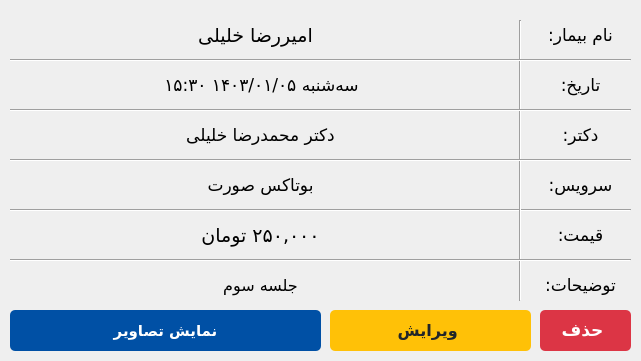
Above: resources/ui_design/medical_record_info.ui from akhalili-me/Clinic-management-pyqt5 before the change. Below: the same form after it.
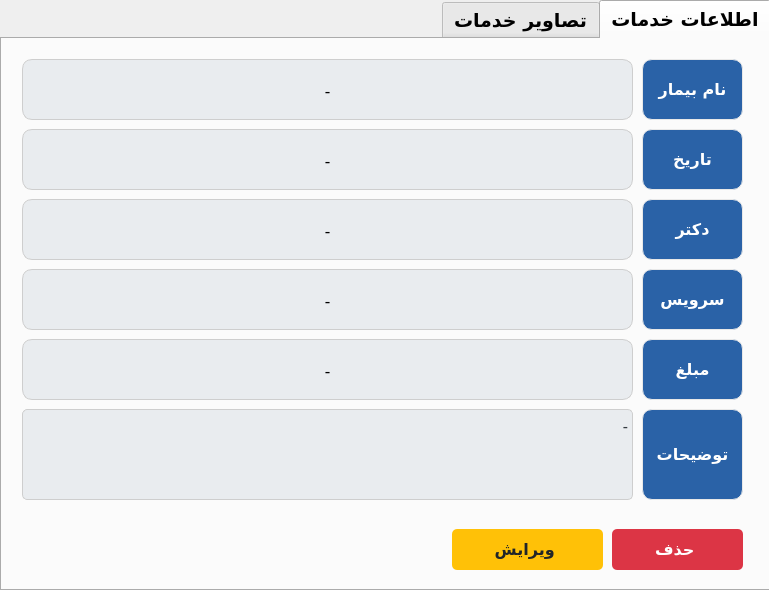
That is the form after the change. The open tabs and pages were chosen to show the change. Icons and pictures are not drawn.

The edit to the form file:
```diff
--- a/resources/ui_design/medical_record_info.ui
+++ b/resources/ui_design/medical_record_info.ui
@@ -6,37 +6,470 @@
    <rect>
     <x>0</x>
     <y>0</y>
-    <width>641</width>
-    <height>361</height>
+    <width>769</width>
+    <height>590</height>
    </rect>
   </property>
   <property name="minimumSize">
    <size>
-    <width>641</width>
-    <height>361</height>
+    <width>0</width>
+    <height>0</height>
    </size>
   </property>
   <property name="maximumSize">
    <size>
-    <width>641</width>
-    <height>361</height>
+    <width>8888</width>
+    <height>88888</height>
    </size>
   </property>
   <property name="windowTitle">
    <string>اطلاعات خدمات بیمار</string>
   </property>
+  <widget class="QTabWidget" name="tabWidget">
+   <property name="enabled">
+    <bool>true</bool>
+   </property>
+   <property name="geometry">
+    <rect>
+     <x>0</x>
+     <y>0</y>
+     <width>771</width>
+     <height>591</height>
+    </rect>
+   </property>
+   <property name="font">
+    <font>
+     <family>Vazirmatn</family>
+     <pointsize>14</pointsize>
+     <weight>75</weight>
+     <bold>true</bold>
+    </font>
+   </property>
+   <property name="layoutDirection">
+    <enum>Qt::RightToLeft</enum>
+   </property>
+   <property name="currentIndex">
+    <number>1</number>
+   </property>
+   <widget class="QWidget" name="tab">
+    <attribute name="title">
+     <string>اطلاعات خدمات</string>
+    </attribute>
+    <widget class="QLabel" name="patientFullName_lbl">
+     <property name="geometry">
+      <rect>
+       <x>20</x>
+       <y>20</y>
+       <width>611</width>
+       <height>61</height>
+      </rect>
+     </property>
+     <property name="font">
+      <font>
+       <family>Vazirmatn Medium</family>
+       <pointsize>13</pointsize>
+       <weight>50</weight>
+       <bold>false</bold>
+      </font>
+     </property>
+     <property name="styleSheet">
+      <string notr="true">border: 1px solid;
+border-color: rgb(232, 232, 232);
+background-color: rgb(233, 236, 239);
+border-radius: 10px;
+border-color: rgb(206, 206, 206); </string>
+     </property>
+     <property name="text">
+      <string>-</string>
+     </property>
+     <property name="alignment">
+      <set>Qt::AlignCenter</set>
+     </property>
+    </widget>
+    <widget class="QLabel" name="patientFullName_lbl_2">
+     <property name="geometry">
+      <rect>
+       <x>640</x>
+       <y>20</y>
+       <width>101</width>
+       <height>61</height>
+      </rect>
+     </property>
+     <property name="font">
+      <font>
+       <family>Vazirmatn ExtraBold</family>
+       <pointsize>12</pointsize>
+       <weight>75</weight>
+       <bold>true</bold>
+      </font>
+     </property>
+     <property name="styleSheet">
+      <string notr="true">border: 1px solid;
+border-radius: 10px;
+border-color: rgb(232, 232, 232);
+color: rgb(255, 255, 255);
+background-color: rgb(42, 98, 167);
+
+</string>
+     </property>
+     <property name="text">
+      <string>نام بیمار</string>
+     </property>
+     <property name="alignment">
+      <set>Qt::AlignCenter</set>
+     </property>
+    </widget>
+    <widget class="QLabel" name="date_lbl">
+     <property name="geometry">
+      <rect>
+       <x>20</x>
+       <y>90</y>
+       <width>611</width>
+       <height>61</height>
+      </rect>
+     </property>
+     <property name="font">
+      <font>
+       <family>Vazirmatn Medium</family>
+       <pointsize>13</pointsize>
+       <weight>50</weight>
+       <bold>false</bold>
+      </font>
+     </property>
+     <property name="styleSheet">
+      <string notr="true">border: 1px solid;
+border-color: rgb(232, 232, 232);
+background-color: rgb(233, 236, 239);
+border-radius: 10px;
+border-color: rgb(206, 206, 206); </string>
+     </property>
+     <property name="text">
+      <string>-</string>
+     </property>
+     <property name="alignment">
+      <set>Qt::AlignCenter</set>
+     </property>
+    </widget>
+    <widget class="QLabel" name="doctorName_lbl">
+     <property name="geometry">
+      <rect>
+       <x>20</x>
+       <y>160</y>
+       <width>611</width>
+       <height>61</height>
+      </rect>
+     </property>
+     <property name="font">
+      <font>
+       <family>Vazirmatn Medium</family>
+       <pointsize>13</pointsize>
+       <weight>50</weight>
+       <bold>false</bold>
+      </font>
+     </property>
+     <property name="styleSheet">
+      <string notr="true">border: 1px solid;
+border-color: rgb(232, 232, 232);
+background-color: rgb(233, 236, 239);
+border-radius: 10px;
+border-color: rgb(206, 206, 206); </string>
+     </property>
+     <property name="text">
+      <string>-</string>
+     </property>
+     <property name="alignment">
+      <set>Qt::AlignCenter</set>
+     </property>
+    </widget>
+    <widget class="QLabel" name="serviceName_lbl">
+     <property name="geometry">
+      <rect>
+       <x>20</x>
+       <y>230</y>
+       <width>611</width>
+       <height>61</height>
+      </rect>
+     </property>
+     <property name="font">
+      <font>
+       <family>Vazirmatn Medium</family>
+       <pointsize>13</pointsize>
+       <weight>50</weight>
+       <bold>false</bold>
+      </font>
+     </property>
+     <property name="styleSheet">
+      <string notr="true">border: 1px solid;
+border-color: rgb(232, 232, 232);
+background-color: rgb(233, 236, 239);
+border-radius: 10px;
+border-color: rgb(206, 206, 206); </string>
+     </property>
+     <property name="text">
+      <string>-</string>
+     </property>
+     <property name="alignment">
+      <set>Qt::AlignCenter</set>
+     </property>
+    </widget>
+    <widget class="QLabel" name="price_lbl">
+     <property name="geometry">
+      <rect>
+       <x>20</x>
+       <y>300</y>
+       <width>611</width>
+       <height>61</height>
+      </rect>
+     </property>
+     <property name="font">
+      <font>
+       <family>Vazirmatn Medium</family>
+       <pointsize>13</pointsize>
+       <weight>50</weight>
+       <bold>false</bold>
+      </font>
+     </property>
+     <property name="styleSheet">
+      <string notr="true">border: 1px solid;
+border-color: rgb(232, 232, 232);
+background-color: rgb(233, 236, 239);
+border-radius: 10px;
+border-color: rgb(206, 206, 206); </string>
+     </property>
+     <property name="text">
+      <string>-</string>
+     </property>
+     <property name="alignment">
+      <set>Qt::AlignCenter</set>
+     </property>
+    </widget>
+    <widget class="QTextEdit" name="description_lbl">
+     <property name="geometry">
+      <rect>
+       <x>20</x>
+       <y>370</y>
+       <width>611</width>
+       <height>91</height>
+      </rect>
+     </property>
+     <property name="font">
+      <font>
+       <family>Vazirmatn</family>
+       <pointsize>12</pointsize>
+       <weight>50</weight>
+       <bold>false</bold>
+      </font>
+     </property>
+     <property name="layoutDirection">
+      <enum>Qt::RightToLeft</enum>
+     </property>
+     <property name="styleSheet">
+      <string notr="true">/* Basic LineEdit styling */
+QTextEdit {
+	background-color: rgb(233, 236, 239);
+  	 border: 1px solid;
+	border-color: rgb(206, 206, 206); 
+    border-radius: 5px; /* Rounded corners */
+    color: #343a40; /* Dark grey text color */
+    outline: none; /* Remove default outline */
+}
+
+/* Disabled state */
+QTextEdit:disabled {
+    background-color: #e9ecef; /* Light grey background when disabled */
+    color: #6c757d; /* Grey text color when disabled */
+}
+
+</string>
+     </property>
+     <property name="readOnly">
+      <bool>true</bool>
+     </property>
+     <property name="html">
+      <string>&lt;!DOCTYPE HTML PUBLIC &quot;-//W3C//DTD HTML 4.0//EN&quot; &quot;http://www.w3.org/TR/REC-html40/strict.dtd&quot;&gt;
+&lt;html&gt;&lt;head&gt;&lt;meta name=&quot;qrichtext&quot; content=&quot;1&quot; /&gt;&lt;style type=&quot;text/css&quot;&gt;
+p, li { white-space: pre-wrap; }
+&lt;/style&gt;&lt;/head&gt;&lt;body style=&quot; font-family:'Vazirmatn'; font-size:12pt; font-weight:400; font-style:normal;&quot;&gt;
+&lt;p dir='rtl' style=&quot; margin-top:0px; margin-bottom:0px; margin-left:0px; margin-right:0px; -qt-block-indent:0; text-indent:0px;&quot;&gt;&lt;span style=&quot; font-family:'Vazirmatn,sans-serif'; font-size:16px;&quot;&gt;-&lt;/span&gt;&lt;/p&gt;&lt;/body&gt;&lt;/html&gt;</string>
+     </property>
+    </widget>
+    <widget class="QLabel" name="patientFullName_lbl_3">
+     <property name="geometry">
+      <rect>
+       <x>640</x>
+       <y>90</y>
+       <width>101</width>
+       <height>61</height>
+      </rect>
+     </property>
+     <property name="font">
+      <font>
+       <family>Vazirmatn ExtraBold</family>
+       <pointsize>12</pointsize>
+       <weight>75</weight>
+       <bold>true</bold>
+      </font>
+     </property>
+     <property name="styleSheet">
+      <string notr="true">border: 1px solid;
+border-radius: 10px;
+border-color: rgb(232, 232, 232);
+color: rgb(255, 255, 255);
+background-color: rgb(42, 98, 167);
+
+</string>
+     </property>
+     <property name="text">
+      <string>تاریخ</string>
+     </property>
+     <property name="alignment">
+      <set>Qt::AlignCenter</set>
+     </property>
+    </widget>
+    <widget class="QLabel" name="patientFullName_lbl_4">
+     <property name="geometry">
+      <rect>
+       <x>640</x>
+       <y>160</y>
+       <width>101</width>
+       <height>61</height>
+      </rect>
+     </property>
+     <property name="font">
+      <font>
+       <family>Vazirmatn ExtraBold</family>
+       <pointsize>12</pointsize>
+       <weight>75</weight>
+       <bold>true</bold>
+      </font>
+     </property>
+     <property name="styleSheet">
+      <string notr="true">border: 1px solid;
+border-radius: 10px;
+border-color: rgb(232, 232, 232);
+color: rgb(255, 255, 255);
+background-color: rgb(42, 98, 167);
+
+</string>
+     </property>
+     <property name="text">
+      <string>دکتر</string>
+     </property>
+     <property name="alignment">
+      <set>Qt::AlignCenter</set>
+     </property>
+    </widget>
+    <widget class="QLabel" name="patientFullName_lbl_5">
+     <property name="geometry">
+      <rect>
+       <x>640</x>
+       <y>230</y>
+       <width>101</width>
+       <height>61</height>
+      </rect>
+     </property>
+     <property name="font">
+      <font>
+       <family>Vazirmatn ExtraBold</family>
+       <pointsize>12</pointsize>
+       <weight>75</weight>
+       <bold>true</bold>
+      </font>
+     </property>
+     <property name="styleSheet">
+      <string notr="true">border: 1px solid;
+border-radius: 10px;
+border-color: rgb(232, 232, 232);
+color: rgb(255, 255, 255);
+background-color: rgb(42, 98, 167);
+
+</string>
+     </property>
+     <property name="text">
+      <string>سرویس</string>
+     </property>
+     <property name="alignment">
+      <set>Qt::AlignCenter</set>
+     </property>
+    </widget>
+    <widget class="QLabel" name="patientFullName_lbl_6">
+     <property name="geometry">
+      <rect>
+       <x>640</x>
+       <y>300</y>
+       <width>101</width>
+       <height>61</height>
+      </rect>
+     </property>
+     <property name="font">
+      <font>
+       <family>Vazirmatn ExtraBold</family>
+       <pointsize>12</pointsize>
+       <weight>75</weight>
+       <bold>true</bold>
+      </font>
+     </property>
+     <property name="styleSheet">
+      <string notr="true">border: 1px solid;
+border-radius: 10px;
+border-color: rgb(232, 232, 232);
+color: rgb(255, 255, 255);
+background-color: rgb(42, 98, 167);
+
+</string>
+     </property>
+     <property name="text">
+      <string>مبلغ</string>
+     </property>
+     <property name="alignment">
+      <set>Qt::AlignCenter</set>
+     </property>
+    </widget>
+    <widget class="QLabel" name="patientFullName_lbl_7">
+     <property name="geometry">
+      <rect>
+       <x>640</x>
+       <y>370</y>
+       <width>101</width>
+       <height>91</height>
+      </rect>
+     </property>
+     <property name="font">
+      <font>
+       <family>Vazirmatn ExtraBold</family>
+       <pointsize>12</pointsize>
+       <weight>75</weight>
+       <bold>true</bold>
+      </font>
+     </property>
+     <property name="styleSheet">
+      <string notr="true">border: 1px solid;
+border-radius: 10px;
+border-color: rgb(232, 232, 232);
+color: rgb(255, 255, 255);
+background-color: rgb(42, 98, 167);
+
+</string>
+     </property>
+     <property name="text">
+      <string>توضیحات</string>
+     </property>
+     <property name="alignment">
+      <set>Qt::AlignCenter</set>
+     </property>
+    </widget>
   <widget class="QPushButton" name="editMedicalRecord_btn">
    <property name="geometry">
     <rect>
-     <x>330</x>
-     <y>310</y>
-     <width>201</width>
+       <x>450</x>
+       <y>490</y>
+       <width>151</width>
      <height>41</height>
     </rect>
    </property>
    <property name="font">
     <font>
-     <family>Vazirmatn,sans-serif</family>
+       <family>Vazirmatn</family>
      <pointsize>12</pointsize>
      <weight>75</weight>
      <bold>true</bold>
@@ -53,10 +486,8 @@
     color: #212529; /* Dark text */
     border: none;
     border-radius: 5px; /* Rounded corners */
-    font-weight: bold; /* Bold text */
     text-align: center;
     text-decoration: none;
-    font-family: 'Vazirmatn', sans-serif; /* Font family */
 }
 
 QPushButton:hover {
@@ -72,227 +503,19 @@
     <string>ویرایش </string>
    </property>
   </widget>
-  <widget class="Line" name="line_4">
-   <property name="geometry">
-    <rect>
-     <x>10</x>
-     <y>200</y>
-     <width>621</width>
-     <height>20</height>
-    </rect>
-   </property>
-   <property name="orientation">
-    <enum>Qt::Horizontal</enum>
-   </property>
-  </widget>
-  <widget class="QLabel" name="date_lbl">
-   <property name="geometry">
-    <rect>
-     <x>6</x>
-     <y>70</y>
-     <width>511</width>
-     <height>31</height>
-    </rect>
-   </property>
-   <property name="font">
-    <font>
-     <family>Vazirmatn</family>
-     <pointsize>13</pointsize>
-    </font>
-   </property>
-   <property name="text">
-    <string>سه‌شنبه ۱۴۰۳/۰۱/۰۵ ۱۵:۳۰</string>
-   </property>
-   <property name="alignment">
-    <set>Qt::AlignCenter</set>
-   </property>
-  </widget>
-  <widget class="Line" name="line_7">
-   <property name="geometry">
-    <rect>
-     <x>510</x>
-     <y>20</y>
-     <width>20</width>
-     <height>281</height>
-    </rect>
-   </property>
-   <property name="orientation">
-    <enum>Qt::Vertical</enum>
-   </property>
-  </widget>
-  <widget class="QLabel" name="patientFullName_lbl">
-   <property name="geometry">
-    <rect>
-     <x>0</x>
-     <y>20</y>
-     <width>511</width>
-     <height>31</height>
-    </rect>
-   </property>
-   <property name="font">
-    <font>
-     <family>Vazirmatn</family>
-     <pointsize>14</pointsize>
-     <weight>50</weight>
-     <bold>false</bold>
-    </font>
-   </property>
-   <property name="text">
-    <string>امیررضا خلیلی</string>
-   </property>
-   <property name="alignment">
-    <set>Qt::AlignCenter</set>
-   </property>
-  </widget>
-  <widget class="QLabel" name="serviceName_lbl">
-   <property name="geometry">
-    <rect>
-     <x>10</x>
-     <y>170</y>
-     <width>501</width>
-     <height>31</height>
-    </rect>
-   </property>
-   <property name="font">
-    <font>
-     <family>Vazirmatn</family>
-     <pointsize>13</pointsize>
-    </font>
-   </property>
-   <property name="text">
-    <string>بوتاکس صورت</string>
-   </property>
-   <property name="alignment">
-    <set>Qt::AlignCenter</set>
-   </property>
-  </widget>
-  <widget class="Line" name="line">
-   <property name="geometry">
-    <rect>
-     <x>10</x>
-     <y>50</y>
-     <width>621</width>
-     <height>20</height>
-    </rect>
-   </property>
-   <property name="orientation">
-    <enum>Qt::Horizontal</enum>
-   </property>
-  </widget>
-  <widget class="Line" name="line_2">
-   <property name="geometry">
-    <rect>
-     <x>10</x>
-     <y>100</y>
-     <width>621</width>
-     <height>20</height>
-    </rect>
-   </property>
-   <property name="orientation">
-    <enum>Qt::Horizontal</enum>
-   </property>
-  </widget>
-  <widget class="QLabel" name="doctorName_lbl">
-   <property name="geometry">
-    <rect>
-     <x>10</x>
-     <y>120</y>
-     <width>501</width>
-     <height>31</height>
-    </rect>
-   </property>
-   <property name="font">
-    <font>
-     <family>Vazirmatn</family>
-     <pointsize>13</pointsize>
-    </font>
-   </property>
-   <property name="text">
-    <string>دکتر محمدرضا خلیلی</string>
-   </property>
-   <property name="alignment">
-    <set>Qt::AlignCenter</set>
-   </property>
-  </widget>
-  <widget class="QLabel" name="label_35">
-   <property name="geometry">
-    <rect>
-     <x>530</x>
-     <y>20</y>
-     <width>101</width>
-     <height>31</height>
-    </rect>
-   </property>
-   <property name="font">
-    <font>
-     <family>Vazirmatn ExtraBold</family>
-     <pointsize>13</pointsize>
-    </font>
-   </property>
-   <property name="text">
-    <string>نام بیمار:</string>
-   </property>
-   <property name="alignment">
-    <set>Qt::AlignCenter</set>
-   </property>
-  </widget>
-  <widget class="QLabel" name="label_46">
-   <property name="geometry">
-    <rect>
-     <x>530</x>
-     <y>270</y>
-     <width>101</width>
-     <height>31</height>
-    </rect>
-   </property>
-   <property name="font">
-    <font>
-     <family>Vazirmatn ExtraBold</family>
-     <pointsize>13</pointsize>
-    </font>
-   </property>
-   <property name="text">
-    <string>توضیحات:</string>
-   </property>
-   <property name="alignment">
-    <set>Qt::AlignCenter</set>
-   </property>
-  </widget>
-  <widget class="QLabel" name="label_45">
-   <property name="geometry">
-    <rect>
-     <x>530</x>
-     <y>70</y>
-     <width>101</width>
-     <height>31</height>
-    </rect>
-   </property>
-   <property name="font">
-    <font>
-     <family>Vazirmatn ExtraBold</family>
-     <pointsize>13</pointsize>
-    </font>
-   </property>
-   <property name="text">
-    <string>تاریخ:</string>
-   </property>
-   <property name="alignment">
-    <set>Qt::AlignCenter</set>
-   </property>
-  </widget>
   <widget class="QPushButton" name="deleteMedicalRecord_btn">
    <property name="geometry">
     <rect>
-     <x>540</x>
-     <y>310</y>
-     <width>91</width>
+       <x>610</x>
+       <y>490</y>
+       <width>131</width>
      <height>41</height>
     </rect>
    </property>
    <property name="font">
     <font>
-     <family>Vazirmatn,sans-serif</family>
-     <pointsize>13</pointsize>
+       <family>Vazirmatn</family>
+       <pointsize>12</pointsize>
      <weight>75</weight>
      <bold>true</bold>
      <underline>false</underline>
@@ -308,10 +531,8 @@
     color: white; /* White text */
     border: none;
     border-radius: 5px; /* Rounded corners */
-    font-weight: bold; /* Bold text */
     text-align: center;
     text-decoration: none;
-    font-family: 'Vazirmatn', sans-serif; /* Font family */
 }
 
 QPushButton:hover {
@@ -327,98 +548,172 @@
     <string>حذف </string>
    </property>
   </widget>
-  <widget class="QLabel" name="label_40">
+   </widget>
+   <widget class="QWidget" name="tab_2">
+    <attribute name="title">
+     <string>تصاویر خدمات</string>
+    </attribute>
+    <widget class="QLabel" name="image_lbl">
    <property name="geometry">
     <rect>
-     <x>530</x>
-     <y>170</y>
-     <width>101</width>
-     <height>31</height>
-    </rect>
-   </property>
-   <property name="font">
-    <font>
-     <family>Vazirmatn ExtraBold</family>
-     <pointsize>13</pointsize>
-    </font>
+       <x>30</x>
+       <y>20</y>
+       <width>701</width>
+       <height>401</height>
+      </rect>
+     </property>
+     <property name="frameShape">
+      <enum>QFrame::NoFrame</enum>
    </property>
    <property name="text">
-    <string>سرویس:</string>
-   </property>
+      <string/>
+     </property>
+     <property name="pixmap">
+      <pixmap>../../../../../Downloads/blank-profile-picture-973460_1920.png</pixmap>
+     </property>
+     <property name="scaledContents">
+      <bool>true</bool>
+     </property>
    <property name="alignment">
     <set>Qt::AlignCenter</set>
    </property>
-  </widget>
-  <widget class="QLabel" name="label_39">
+     <property name="wordWrap">
+      <bool>false</bool>
+     </property>
+    </widget>
+    <widget class="QLabel" name="patientFullName_lbl_8">
    <property name="geometry">
     <rect>
-     <x>530</x>
-     <y>120</y>
+       <x>630</x>
+       <y>430</y>
      <width>101</width>
-     <height>31</height>
+       <height>41</height>
     </rect>
    </property>
    <property name="font">
     <font>
      <family>Vazirmatn ExtraBold</family>
-     <pointsize>13</pointsize>
-    </font>
-   </property>
+       <pointsize>12</pointsize>
+       <weight>75</weight>
+       <bold>true</bold>
+      </font>
+     </property>
+     <property name="styleSheet">
+      <string notr="true">border: 1px solid;
+border-radius: 10px;
+border-color: rgb(232, 232, 232);
+color: rgb(255, 255, 255);
+background-color: rgb(42, 98, 167);
+
+</string>
+     </property>
    <property name="text">
-    <string>دکتر:</string>
+      <string>نام تصویر</string>
    </property>
    <property name="alignment">
     <set>Qt::AlignCenter</set>
    </property>
   </widget>
-  <widget class="QLabel" name="description_lbl">
+    <widget class="QLabel" name="imageName_lbl">
    <property name="geometry">
     <rect>
-     <x>10</x>
-     <y>270</y>
-     <width>501</width>
-     <height>31</height>
+       <x>230</x>
+       <y>430</y>
+       <width>391</width>
+       <height>41</height>
     </rect>
    </property>
    <property name="font">
     <font>
-     <family>Vazirmatn</family>
+       <family>Vazirmatn Medium</family>
      <pointsize>12</pointsize>
-    </font>
-   </property>
+       <weight>50</weight>
+       <bold>false</bold>
+      </font>
+     </property>
+     <property name="styleSheet">
+      <string notr="true">border: 1px solid;
+border-color: rgb(232, 232, 232);
+background-color: rgb(233, 236, 239);
+border-radius: 10px;
+border-color: rgb(206, 206, 206); </string>
+     </property>
    <property name="text">
-    <string>جلسه سوم</string>
+      <string>-</string>
    </property>
    <property name="alignment">
     <set>Qt::AlignCenter</set>
    </property>
   </widget>
-  <widget class="Line" name="line_3">
+    <widget class="QPushButton" name="deleteImage_btn">
+     <property name="enabled">
+      <bool>true</bool>
+     </property>
    <property name="geometry">
     <rect>
-     <x>10</x>
-     <y>150</y>
-     <width>621</width>
-     <height>20</height>
-    </rect>
-   </property>
-   <property name="orientation">
-    <enum>Qt::Horizontal</enum>
-   </property>
-  </widget>
-  <widget class="QPushButton" name="showPictures_btn">
+       <x>440</x>
+       <y>490</y>
+       <width>101</width>
+       <height>41</height>
+      </rect>
+     </property>
+     <property name="font">
+      <font>
+       <family>Vazirmatn</family>
+       <pointsize>12</pointsize>
+       <weight>75</weight>
+       <bold>true</bold>
+       <underline>false</underline>
+       <strikeout>false</strikeout>
+      </font>
+     </property>
+     <property name="layoutDirection">
+      <enum>Qt::RightToLeft</enum>
+     </property>
+     <property name="styleSheet">
+      <string notr="true">QPushButton{
+    background-color: #dc3545; /* Bootstrap danger red */
+    color: white; /* White text */
+    border: none;
+    border-radius: 5px; /* Rounded corners */
+    text-align: center;
+    text-decoration: none;
+}
+
+QPushButton:hover {
+    background-color: #c82333; /* Darker red on hover */
+}
+
+QPushButton:pressed {
+    background-color: #bd2130; /* Even darker red on press */
+}
+QPushButton:disabled {
+    background-color: #d6d6d6; /* Gray background */
+    color: #a1a1a1; /* Light gray text */
+    border: none;
+}
+</string>
+     </property>
+     <property name="text">
+      <string>حذف </string>
+     </property>
+    </widget>
+    <widget class="QPushButton" name="nextImage_btn">
+     <property name="enabled">
+      <bool>true</bool>
+     </property>
    <property name="geometry">
     <rect>
-     <x>10</x>
-     <y>310</y>
-     <width>311</width>
+       <x>330</x>
+       <y>490</y>
+       <width>101</width>
      <height>41</height>
     </rect>
    </property>
    <property name="font">
     <font>
-     <family>Vazirmatn,sans-serif</family>
-     <pointsize>-1</pointsize>
+       <family>Vazirmatn</family>
+       <pointsize>12</pointsize>
      <weight>75</weight>
      <bold>true</bold>
      <underline>false</underline>
@@ -431,11 +726,8 @@
     color: white; /* White text */
     border: none;
     border-radius: 5px; /* Rounded corners */
-    font-size: 15px; /* Font size */
-    font-weight: bold; /* Bold text */
     text-align: center;
     text-decoration: none;
-    font-family: 'Vazirmatn', sans-serif; /* Font family */
 }
 
 QPushButton:hover {
@@ -448,67 +740,67 @@
 </string>
    </property>
    <property name="text">
-    <string>نمایش تصاویر</string>
-   </property>
-  </widget>
-  <widget class="QLabel" name="label_47">
+      <string>افزودن تصویر</string>
+     </property>
+    </widget>
+    <widget class="QLabel" name="patientFullName_lbl_9">
    <property name="geometry">
     <rect>
-     <x>530</x>
-     <y>220</y>
-     <width>101</width>
-     <height>31</height>
+       <x>100</x>
+       <y>430</y>
+       <width>121</width>
+       <height>41</height>
     </rect>
    </property>
    <property name="font">
     <font>
      <family>Vazirmatn ExtraBold</family>
-     <pointsize>13</pointsize>
-    </font>
-   </property>
+       <pointsize>12</pointsize>
+       <weight>75</weight>
+       <bold>true</bold>
+      </font>
+     </property>
+     <property name="styleSheet">
+      <string notr="true">border: 1px solid;
+border-radius: 10px;
+border-color: rgb(232, 232, 232);
+color: rgb(255, 255, 255);
+background-color: rgb(42, 98, 167);
+
+</string>
+     </property>
    <property name="text">
-    <string>قیمت:</string>
+      <string>تعداد کل تصاویر</string>
    </property>
    <property name="alignment">
     <set>Qt::AlignCenter</set>
    </property>
   </widget>
-  <widget class="Line" name="line_5">
+    <widget class="QLabel" name="imageCount_lbl">
    <property name="geometry">
     <rect>
-     <x>10</x>
-     <y>250</y>
-     <width>621</width>
-     <height>20</height>
-    </rect>
-   </property>
-   <property name="orientation">
-    <enum>Qt::Horizontal</enum>
-   </property>
-  </widget>
-  <widget class="QLabel" name="price_lbl">
-   <property name="geometry">
-    <rect>
-     <x>10</x>
-     <y>220</y>
-     <width>501</width>
-     <height>31</height>
+       <x>30</x>
+       <y>430</y>
+       <width>61</width>
+       <height>41</height>
     </rect>
    </property>
    <property name="font">
     <font>
-     <family>Vazirmatn</family>
-     <pointsize>14</pointsize>
+       <family>Vazirmatn Medium</family>
+       <pointsize>12</pointsize>
      <weight>50</weight>
      <bold>false</bold>
     </font>
    </property>
    <property name="text">
-    <string>۲۵۰,۰۰۰ تومان</string>
+      <string>-</string>
    </property>
    <property name="alignment">
     <set>Qt::AlignCenter</set>
    </property>
+    </widget>
+   </widget>
   </widget>
  </widget>
  <resources/>
```
Left out of the diff: 54 changed lines with no effect on the pictures. Lines whose indentation alone changed are shown as unchanged.
